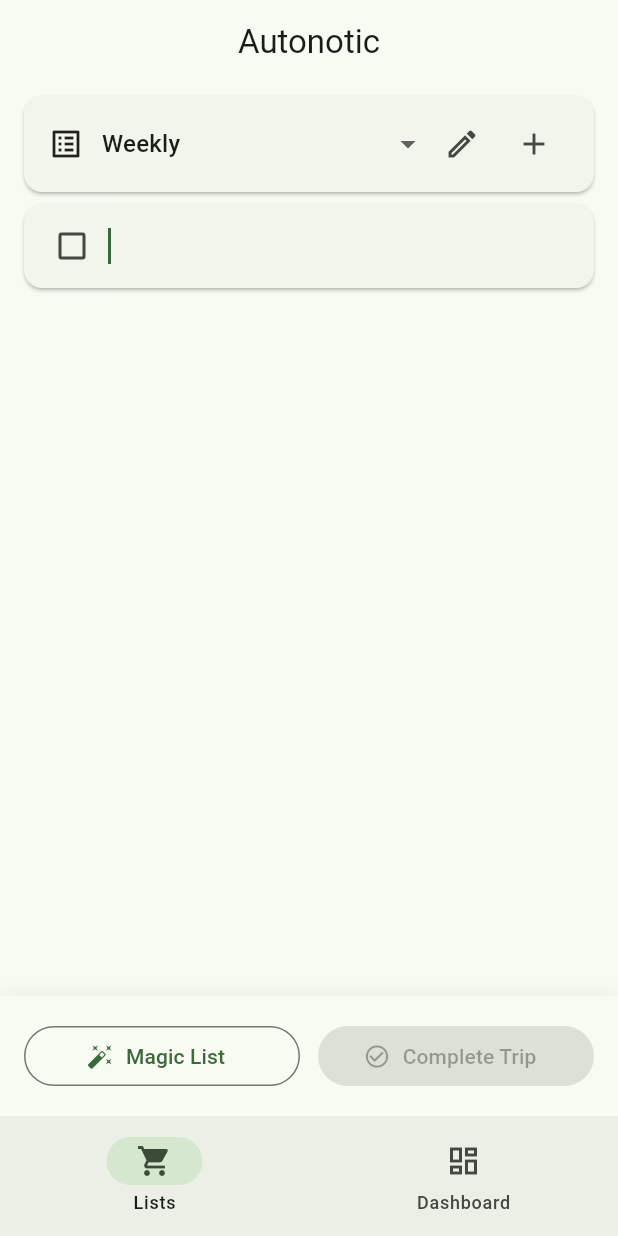
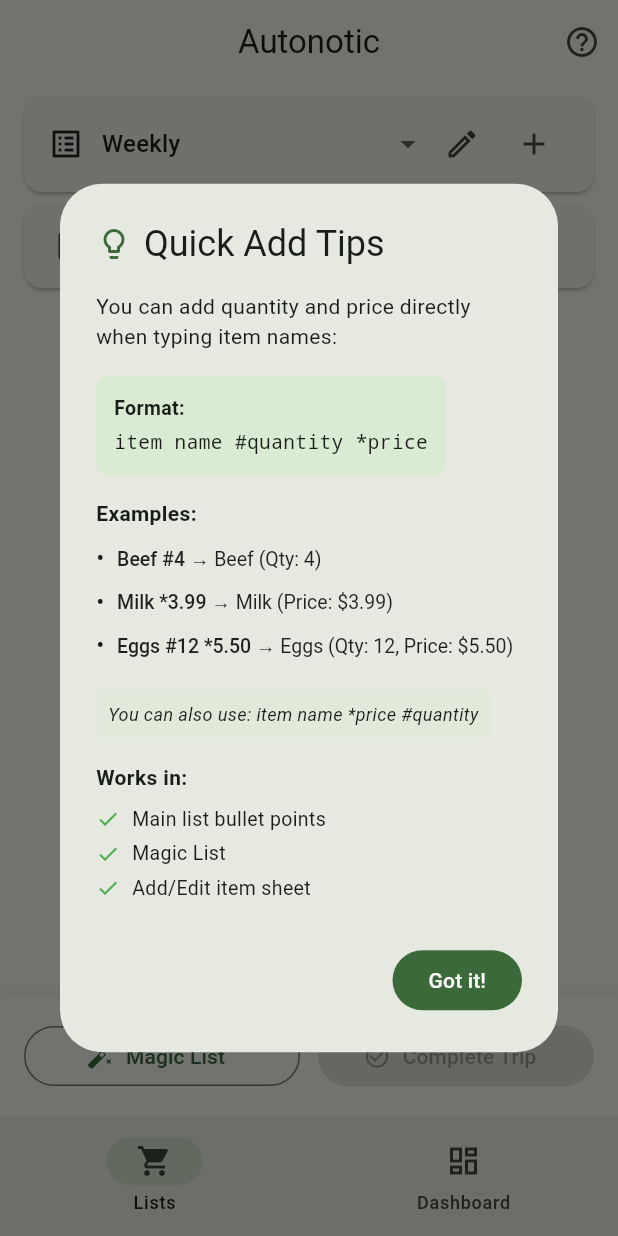
Before and after one commit to Ahmed-Estiak/note-app, a Flutter app: the screen it shows after launch, on a phone screen of 412 x 824 dp. Run offline on Flutter 3.47's test engine with Material 3 defaults, Android fonts, the phone set to English and light mode, and no system bars; our stand-ins replace shared_preferences.

Commit message:
Add instructions dialog and tracking for first-time users in ListsPage. Implement logic to show instructions on first launch and provide a help button in the app bar. Update GroceryProvider to manage instructions visibility state.

```diff
--- a/lib/pages/lists_page.dart
+++ b/lib/pages/lists_page.dart
@@ -10,6 +10,7 @@ import '../widgets/add_edit_item_sheet.dart';
 import '../widgets/suggestions_sheet.dart';
 import '../widgets/magic_list_sheet.dart';
 import '../widgets/expiring_banner.dart';
+import '../widgets/instructions_dialog.dart';
 import '../utils/item_parser.dart';
 
 class ListsPage extends StatefulWidget {
@@ -26,6 +27,23 @@ class _ListsPageState extends State<ListsPage> {
   String? _previousListId;
   final Set<String> _deletedMagicListSuggestions = {};
   final Map<String, String> _editedMagicListNames = {};
+
+  @override
+  void initState() {
+    super.initState();
+    // Show instructions dialog on first launch
+    WidgetsBinding.instance.addPostFrameCallback((_) {
+      _checkAndShowInstructions();
+    });
+  }
+
+  Future<void> _checkAndShowInstructions() async {
+    final provider = context.read<GroceryProvider>();
+    if (!provider.hasSeenInstructions) {
+      await InstructionsDialog.show(context);
+      await provider.markInstructionsAsSeen();
+    }
+  }
 
   @override
   void dispose() {
@@ -99,6 +117,13 @@ class _ListsPageState extends State<ListsPage> {
       appBar: AppBar(
         title: const Text('Autonotic'),
         centerTitle: true,
+        actions: [
+          IconButton(
+            icon: const Icon(Icons.help_outline),
+            tooltip: 'How to use # and *',
+            onPressed: () => InstructionsDialog.show(context),
+          ),
+        ],
       ),
       body: Column(
         children: [
--- a/lib/providers/grocery_provider.dart
+++ b/lib/providers/grocery_provider.dart
@@ -13,10 +13,12 @@ class GroceryProvider extends ChangeNotifier {
   List<Purchase> _purchaseHistory = [];
   String? _selectedListId;
   bool _isLoaded = false;
+  bool _hasSeenInstructions = false;
 
   List<GroceryList> get lists => _lists;
   List<Purchase> get purchaseHistory => _purchaseHistory;
   bool get isLoaded => _isLoaded;
+  bool get hasSeenInstructions => _hasSeenInstructions;
 
   GroceryList? get selectedList {
     if (_selectedListId == null) return null;
@@ -79,6 +81,9 @@ class GroceryProvider extends ChangeNotifier {
         _selectedListId = _lists.first.id;
       }
 
+      // Load instructions flag
+      _hasSeenInstructions = prefs.getBool('has_seen_instructions') ?? false;
+
       _isLoaded = true;
       notifyListeners();
     } catch (e) {
@@ -108,6 +113,19 @@ class GroceryProvider extends ChangeNotifier {
       }
     } catch (e) {
       debugPrint('Error saving data: $e');
+    }
+  }
+
+  // Mark instructions as seen
+  Future<void> markInstructionsAsSeen() async {
+    _hasSeenInstructions = true;
+    notifyListeners();
+
+    try {
+      final prefs = await SharedPreferences.getInstance();
+      await prefs.setBool('has_seen_instructions', true);
+    } catch (e) {
+      debugPrint('Error saving instructions flag: $e');
     }
   }
 
--- /dev/null
+++ b/lib/widgets/instructions_dialog.dart
@@ -0,0 +1,138 @@
+import 'package:flutter/material.dart';
+
+class InstructionsDialog extends StatelessWidget {
+  const InstructionsDialog({super.key});
+
+  @override
+  Widget build(BuildContext context) {
+    return AlertDialog(
+      title: Row(
+        children: [
+          Icon(
+            Icons.lightbulb_outline,
+            color: Theme.of(context).colorScheme.primary,
+          ),
+          const SizedBox(width: 8),
+          const Text('Quick Add Tips'),
+        ],
+      ),
+      content: SingleChildScrollView(
+        child: Column(
+          mainAxisSize: MainAxisSize.min,
+          crossAxisAlignment: CrossAxisAlignment.start,
+          children: [
+            const Text(
+              'You can add quantity and price directly when typing item names:',
+              style: TextStyle(fontSize: 14),
+            ),
+            const SizedBox(height: 16),
+            Container(
+              padding: const EdgeInsets.all(12),
+              decoration: BoxDecoration(
+                color: Theme.of(context).colorScheme.primaryContainer.withOpacity(0.3),
+                borderRadius: BorderRadius.circular(8),
+              ),
+              child: const Column(
+                crossAxisAlignment: CrossAxisAlignment.start,
+                children: [
+                  Text(
+                    'Format:',
+                    style: TextStyle(fontWeight: FontWeight.bold, fontSize: 13),
+                  ),
+                  SizedBox(height: 4),
+                  Text(
+                    'item name #quantity *price',
+                    style: TextStyle(fontFamily: 'monospace', fontSize: 13),
+                  ),
+                ],
+              ),
+            ),
+            const SizedBox(height: 16),
+            const Text(
+              'Examples:',
+              style: TextStyle(fontWeight: FontWeight.bold, fontSize: 14),
+            ),
+            const SizedBox(height: 8),
+            _buildExample('Beef #4', 'Beef (Qty: 4)'),
+            _buildExample('Milk *3.99', 'Milk (Price: \$3.99)'),
+            _buildExample('Eggs #12 *5.50', 'Eggs (Qty: 12, Price: \$5.50)'),
+            const SizedBox(height: 12),
+            Container(
+              padding: const EdgeInsets.all(8),
+              decoration: BoxDecoration(
+                color: Theme.of(context).colorScheme.secondaryContainer.withOpacity(0.3),
+                borderRadius: BorderRadius.circular(6),
+              ),
+              child: const Text(
+                'You can also use: item name *price #quantity',
+                style: TextStyle(fontSize: 12, fontStyle: FontStyle.italic),
+              ),
+            ),
+            const SizedBox(height: 16),
+            const Text(
+              'Works in:',
+              style: TextStyle(fontWeight: FontWeight.bold, fontSize: 14),
+            ),
+            const SizedBox(height: 8),
+            _buildCheckItem('Main list bullet points'),
+            _buildCheckItem('Magic List'),
+            _buildCheckItem('Add/Edit item sheet'),
+          ],
+        ),
+      ),
+      actions: [
+        FilledButton(
+          onPressed: () => Navigator.pop(context),
+          child: const Text('Got it!'),
+        ),
+      ],
+    );
+  }
+
+  static Widget _buildExample(String input, String output) {
+    return Padding(
+      padding: const EdgeInsets.only(bottom: 6),
+      child: Row(
+        children: [
+          const Text('•  ', style: TextStyle(fontSize: 16)),
+          Expanded(
+            child: RichText(
+              text: TextSpan(
+                style: const TextStyle(fontSize: 13, color: Colors.black87),
+                children: [
+                  TextSpan(
+                    text: input,
+                    style: const TextStyle(fontWeight: FontWeight.w500),
+                  ),
+                  const TextSpan(text: ' → '),
+                  TextSpan(text: output),
+                ],
+              ),
+            ),
+          ),
+        ],
+      ),
+    );
+  }
+
+  static Widget _buildCheckItem(String text) {
+    return Padding(
+      padding: const EdgeInsets.only(bottom: 4),
+      child: Row(
+        children: [
+          const Icon(Icons.check, size: 16, color: Colors.green),
+          const SizedBox(width: 8),
+          Text(text, style: const TextStyle(fontSize: 13)),
+        ],
+      ),
+    );
+  }
+
+  /// Show the instructions dialog
+  static Future<void> show(BuildContext context) {
+    return showDialog(
+      context: context,
+      builder: (context) => const InstructionsDialog(),
+    );
+  }
+}
```
